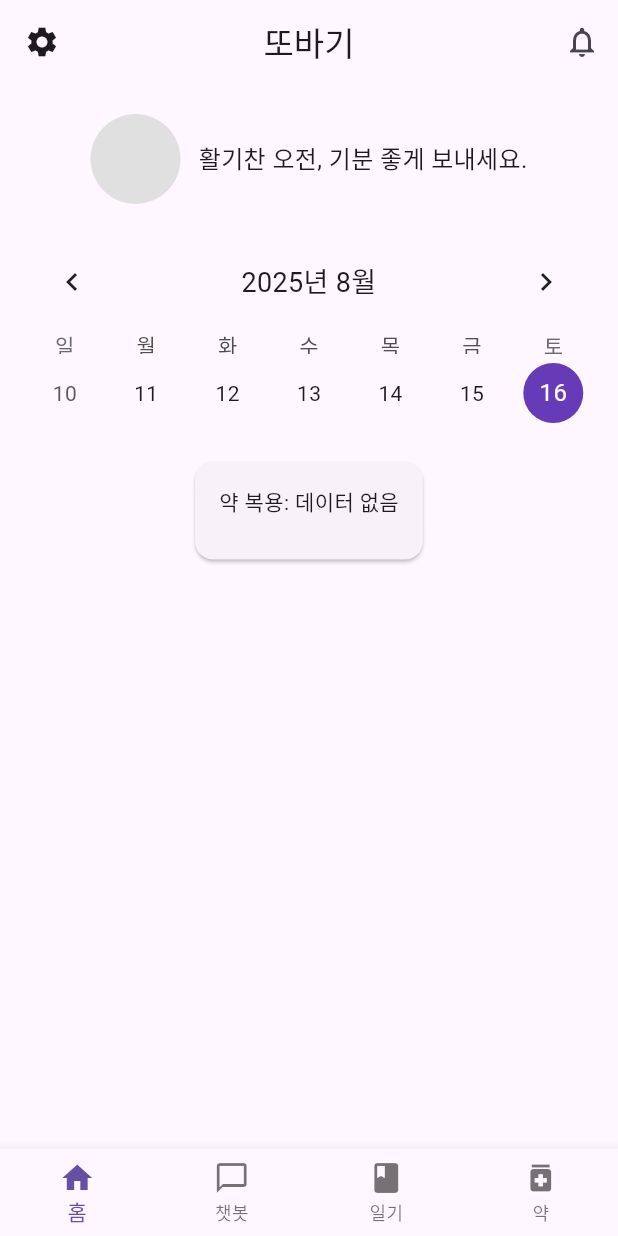
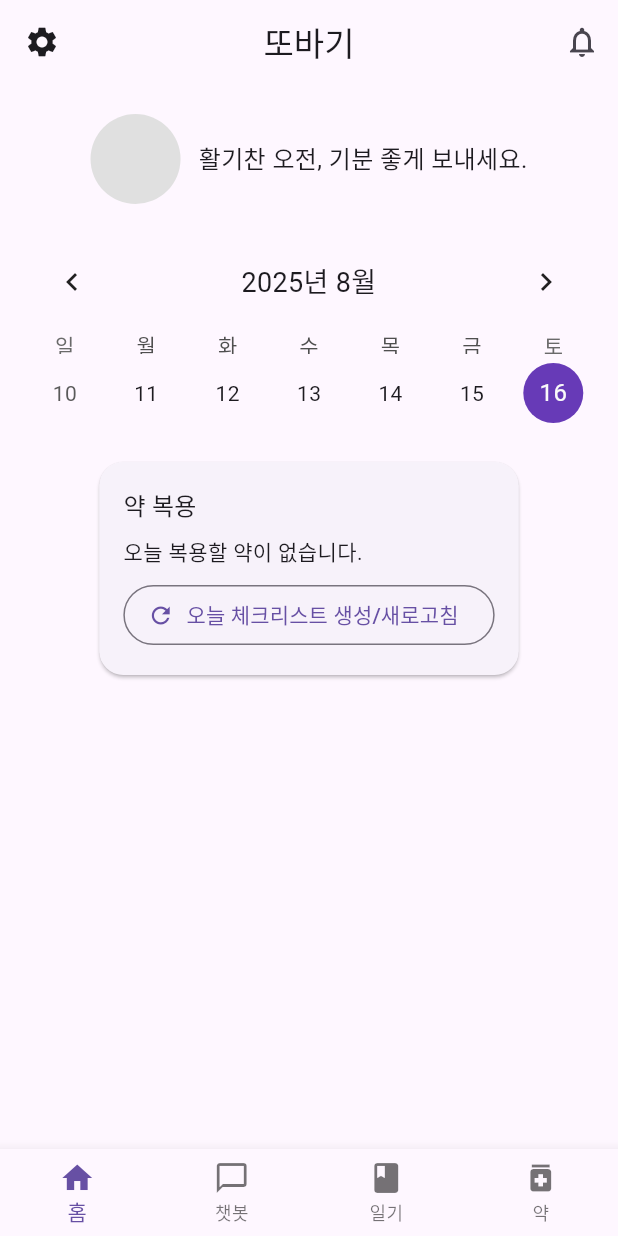
Before and after one commit to tkddus21/ddobaki, a Flutter app: the HomeScreen screen opened by its route, on a phone screen of 412 x 824 dp. Run offline on Flutter 3.47's test engine with Material 3 defaults, Android fonts, the phone set to English and light mode, and no system bars; drawn by our look-alikes of table_calendar; our stand-ins replace cloud_firestore, firebase_auth, firebase_core, fl_chart, google_sign_in, just_audio and 2 more; missing offline and left inert: flutter_sound, record; accounts and stored records are empty; Roboto replaces fonts that are missing (NanumGothic).

Commit message:
home_screen.dart 에 약복용 db 연결함.

```diff
--- a/FrontEnd/lib/screens/elder/home_screen.dart
+++ b/FrontEnd/lib/screens/elder/home_screen.dart
@@ -5,6 +5,8 @@ import 'package:intl/intl.dart';
 import 'chat_screen.dart';
 import 'diary_screen.dart';
 import 'medication_screen.dart';
+import 'package:firebase_auth/firebase_auth.dart';
+
 
 class HomeScreen extends StatefulWidget {
   @override
@@ -21,6 +23,7 @@ class _HomeScreenState extends State<HomeScreen> {
   void initState() {
     super.initState();
     _selectedDay = _focusedDay;
+    ensureTodayDoses(FirebaseAuth.instance.currentUser!.uid); // 오늘 날짜 체크리스트 생성 보장
   }
 
   String _getGreeting() {
@@ -45,57 +48,135 @@ class _HomeScreenState extends State<HomeScreen> {
   }
 
 Widget _buildMedicationStatusCard() {
-    final selectedDateStr = _formatDate(_selectedDay ?? DateTime.now());
-    return StreamBuilder<QuerySnapshot>(
-      stream: FirebaseFirestore.instance.collection('medications').snapshots(),
-      builder: (context, snapshot) {
-        if (!snapshot.hasData) {
-          return Card(child: Padding(padding: EdgeInsets.all(16), child: Text('데이터 로딩 중...')));
-        }
-        final meds = snapshot.data!.docs.where((doc) {
-          final data = doc.data() as Map<String, dynamic>;
-          final start = data['startDate'];
-          final end = data['endDate'];
-          return start != null && end != null &&
-              selectedDateStr.compareTo(start) >= 0 &&
-              selectedDateStr.compareTo(end) <= 0;
-        }).toList();
-        final allTaken = meds.every((doc) {
-          final data = doc.data() as Map<String, dynamic>;
-          return data['taken'] == true;
-        });
+  final uid = FirebaseAuth.instance.currentUser!.uid;
+
+  final selected = _selectedDay ?? DateTime.now();
+  final dayId = DateFormat('yyyy-MM-dd').format(selected);
+
+  final dosesRef = FirebaseFirestore.instance
+      .collection('users')
+      .doc(uid)
+      .collection('days')
+      .doc(dayId)
+      .collection('doses');
+
   return Card(
     margin: EdgeInsets.zero,
+    shape: RoundedRectangleBorder(borderRadius: BorderRadius.circular(16)),
+    elevation: 1,
     child: Padding(
       padding: const EdgeInsets.all(16.0),
-            child: Column(
+      child: StreamBuilder<QuerySnapshot<Map<String, dynamic>>>(
+        stream: dosesRef.orderBy('scheduledAt').snapshots(),
+        builder: (context, snapshot) {
+          if (snapshot.connectionState == ConnectionState.waiting) {
+            return const SizedBox(
+              height: 120,
+              child: Center(child: CircularProgressIndicator()),
+            );
+          }
+
+          final docs = snapshot.data?.docs ?? const [];
+          if (docs.isEmpty) {
+            final isToday = DateUtils.isSameDay(selected, DateTime.now());
+            return Column(
               crossAxisAlignment: CrossAxisAlignment.start,
               children: [
-                Text("약 복용: ${meds.isEmpty ? '데이터 없음' : (allTaken ? '✅ 완료' : '❌ 미복용')}"),
-                SizedBox(height: 12),
-                ...meds.map((doc) {
-                  final med = doc.data() as Map<String, dynamic>;
-                  return Padding(
-                    padding: const EdgeInsets.symmetric(vertical: 4.0),
-                    child: Row(
+                Text('약 복용', style: Theme.of(context).textTheme.titleMedium),
+                const SizedBox(height: 8),
+                Text(isToday ? '오늘 복용할 약이 없습니다.' : '해당 날짜에 복용 일정이 없습니다.'),
+                if (isToday) ...[
+                  const SizedBox(height: 8),
+                  OutlinedButton.icon(
+                    onPressed: () async {
+                      await ensureTodayDoses(uid);
+                    },
+                    icon: const Icon(Icons.refresh),
+                    label: const Text('오늘 체크리스트 생성/새로고침'),
+                  ),
+                ],
+              ],
+            );
+          }
+
+          final total = docs.length;
+          final taken = docs.where((d) => (d.data()['status'] == 'taken')).length;
+          final progress = total == 0 ? 0.0 : taken / total;
+
+          return Column(
+            crossAxisAlignment: CrossAxisAlignment.start,
             children: [
-                        Icon(
-                          med['taken'] == true ? Icons.check_circle : Icons.cancel,
-                          color: med['taken'] == true ? Colors.green : Colors.red,
+              Text('약 복용', style: Theme.of(context).textTheme.titleMedium),
+              const SizedBox(height: 8),
+
+              // 진행률
+              Row(
+                children: [
+                  Expanded(
+                    child: ClipRRect(
+                      borderRadius: BorderRadius.circular(6),
+                      child: LinearProgressIndicator(minHeight: 8, value: progress),
                     ),
-                        SizedBox(width: 8),
-                        Expanded(child: Text("${med['name']} (${med['time']})")),
+                  ),
+                  const SizedBox(width: 8),
+                  Text('$taken / $total'),
                 ],
               ),
+
+              const SizedBox(height: 12),
+
+              // 리스트 (체크 토글 → Firestore 반영)
+              ListView.separated(
+                shrinkWrap: true,
+                physics: const NeverScrollableScrollPhysics(),
+                itemCount: docs.length,
+                separatorBuilder: (_, __) => const Divider(height: 1),
+                itemBuilder: (context, i) {
+                  final d = docs[i];
+                  final data = d.data();
+                  final medName = (data['medName'] ?? '') as String;
+                  final status = (data['status'] ?? 'pending') as String;
+                  final isTaken = status == 'taken';
+                  final sched = (data['scheduledAt'] as Timestamp?)?.toDate();
+                  final label = sched != null ? DateFormat('HH:mm').format(sched) : '-';
+
+                  final overdue = !isTaken &&
+                      sched != null &&
+                      DateTime.now().isAfter(sched.add(const Duration(minutes: 30)));
+
+                  return CheckboxListTile(
+                    value: isTaken,
+                    onChanged: (v) async {
+                      await d.reference.update({
+                        'status': v == true ? 'taken' : 'pending',
+                        'takenAt': v == true ? FieldValue.serverTimestamp() : null,
+                        'updatedAt': FieldValue.serverTimestamp(),
+                      });
+                    },
+                    controlAffinity: ListTileControlAffinity.leading,
+                    secondary: Text(
+                      label,
+                      style: TextStyle(
+                        fontWeight: FontWeight.w700,
+                        color: overdue ? Colors.redAccent : null,
+                      ),
+                    ),
+                    title: Text(medName, maxLines: 1, overflow: TextOverflow.ellipsis),
+                    subtitle: overdue
+                        ? const Text('예정 시간 경과', style: TextStyle(color: Colors.redAccent))
+                        : null,
                   );
-                }).toList(),
+                },
+              ),
             ],
+          );
+        },
       ),
     ),
   );
-      },
-    );
 }
+
+
 
   Widget _buildHomeBody() {
     return SingleChildScrollView(
```
Lines whose indentation alone changed are shown as unchanged.
